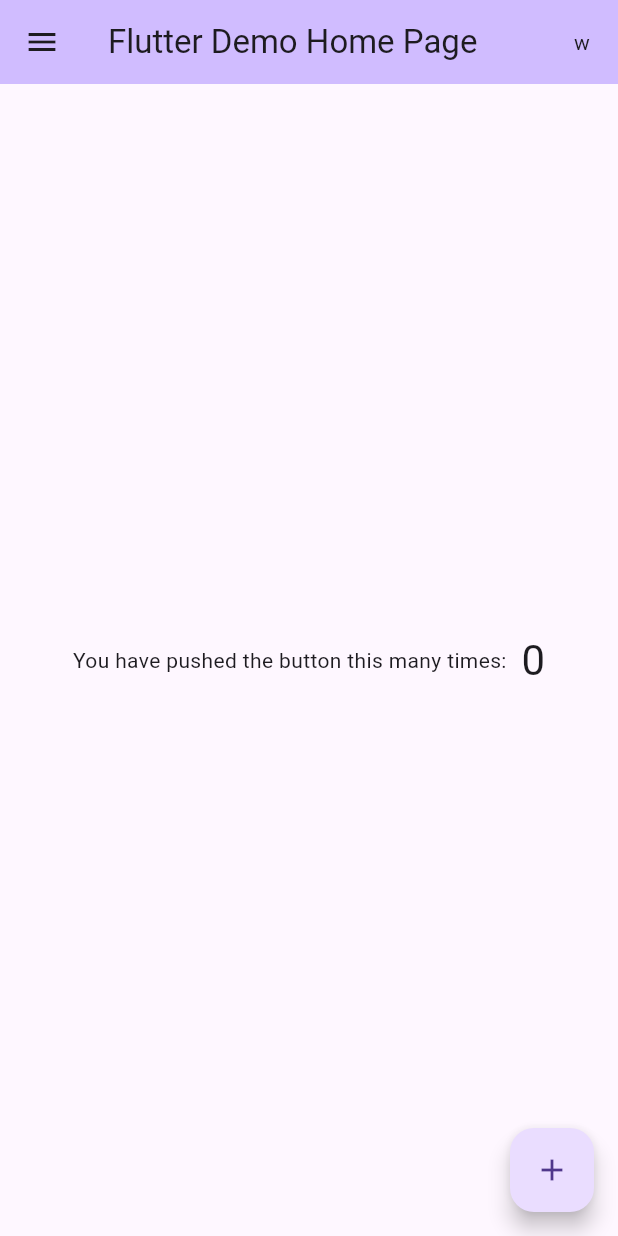
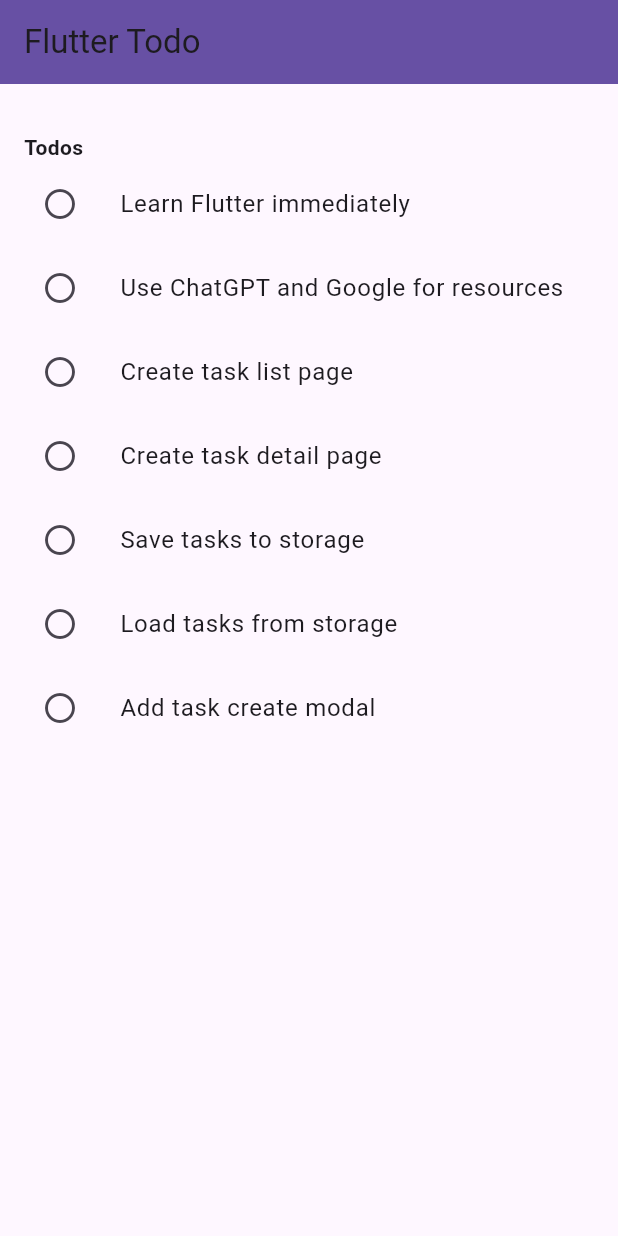
Before and after one commit to AmirSavand/flutter-todo, a Flutter app: the screen it shows after launch, on a phone screen of 412 x 824 dp. Run offline on Flutter 3.47's test engine with Material 3 defaults, Android fonts, the phone set to English and light mode, and no system bars.

Commit message:
Add task model and page

```diff
--- a/lib/main.dart
+++ b/lib/main.dart
@@ -1,4 +1,5 @@
 import 'package:flutter/material.dart';
+import 'package:flutter_todo/pages/tasks.page.dart';
 
 void main() {
   runApp(const MyApp());
@@ -14,66 +15,10 @@
       theme: ThemeData(
         useMaterial3: true,
       ),
-      home: const MyHomePage(title: 'Flutter Demo Home Page'),
       themeMode: ThemeMode.system,
+      routes: {
+        '/': (context) => const TasksPage(),
+      },
     );
   }
 }
-
-class MyHomePage extends StatefulWidget {
-  const MyHomePage({super.key, required this.title});
-
-  final String title;
-
-  @override
-  State<MyHomePage> createState() => _MyHomePageState();
-}
-
-class _MyHomePageState   extends State<MyHomePage> {
-  int _counter = 0;
-
-  final List<Widget> _actions = [
-    const IconButton(
-      onPressed: null,
-      icon: Text('w'),
-    )
-  ];
-
-  void _incrementCounter() {
-    setState(() {
-      _counter += 100;
-    });
-  }
-
-  @override
-  Widget build(BuildContext context) {
-    return Scaffold(
-      appBar: AppBar(
-        backgroundColor: Theme.of(context).colorScheme.inversePrimary,
-        title: Text(widget.title),
-        actions: _actions,
-      ),
-      drawer: const Drawer(
-        child: Text('Hello world'),
-      ),
-      body: Center(
-        child: Row(
-          mainAxisAlignment: MainAxisAlignment.center,
-          children: <Widget>[
-            const Text('You have pushed the button this many times:'),
-            const SizedBox(width: 10),
-            Text(
-              '$_counter',
-              style: Theme.of(context).textTheme.headlineMedium,
-            ),
-          ],
-        ),
-      ),
-      floatingActionButton: FloatingActionButton(
-        onPressed: _incrementCounter,
-        tooltip: 'Increase the number',
-        child: const Icon(Icons.add),
-      ),
-    );
-  }
-}
--- /dev/null
+++ b/lib/models/task.model.dart
@@ -0,0 +1,20 @@
+import 'package:uuid/uuid.dart';
+
+/// A class representing a Task.
+class Task {
+  /// Unique ID of the task, generated using UUID v4.
+  final String id = (const Uuid()).v4();
+
+  /// The date and time when the task was created.
+  final DateTime created = DateTime.now();
+
+  /// The title or name of the task.
+  String title;
+
+  /// A flag indicating whether the task is completed or not.
+  bool done = false;
+
+  Task({
+    required this.title,
+  });
+}
--- /dev/null
+++ b/lib/pages/tasks.page.dart
@@ -0,0 +1,61 @@
+import 'package:flutter/material.dart';
+import 'package:flutter_todo/models/task.model.dart';
+
+class TasksPage extends StatefulWidget {
+  const TasksPage({super.key});
+
+  @override
+  State<TasksPage> createState() => _TasksPageState();
+}
+
+class _TasksPageState extends State<TasksPage> {
+  final List<Task> _tasks = [
+    Task(title: 'Learn Flutter immediately'),
+    Task(title: 'Use ChatGPT and Google for resources'),
+    Task(title: 'Create task list page'),
+    Task(title: 'Create task detail page'),
+    Task(title: 'Save tasks to storage'),
+    Task(title: 'Load tasks from storage'),
+    Task(title: 'Add task create modal'),
+  ];
+
+  @override
+  Widget build(BuildContext context) {
+    return Scaffold(
+      appBar: AppBar(
+        backgroundColor: Theme.of(context).colorScheme.primary,
+        title: const Text('Flutter Todo'),
+      ),
+      body: Column(
+        crossAxisAlignment: CrossAxisAlignment.start,
+        children: [
+          const Padding(padding: EdgeInsets.all(16)),
+          const Padding(
+            padding: EdgeInsets.symmetric(horizontal: 16),
+            child: Text(
+              'Todos',
+              style: TextStyle(fontWeight: FontWeight.bold),
+            ),
+          ),
+          Expanded(
+            child: ListView.builder(
+              itemCount: _tasks.length,
+              itemBuilder: (context, index) {
+                final task = _tasks[index];
+                return ListTile(
+                  leading: IconButton(
+                    icon: const Icon(Icons.circle_outlined),
+                    onPressed: () {
+                      // todo
+                    },
+                  ),
+                  title: Text(task.title),
+                );
+              },
+            ),
+          ),
+        ],
+      ),
+    );
+  }
+}
```
